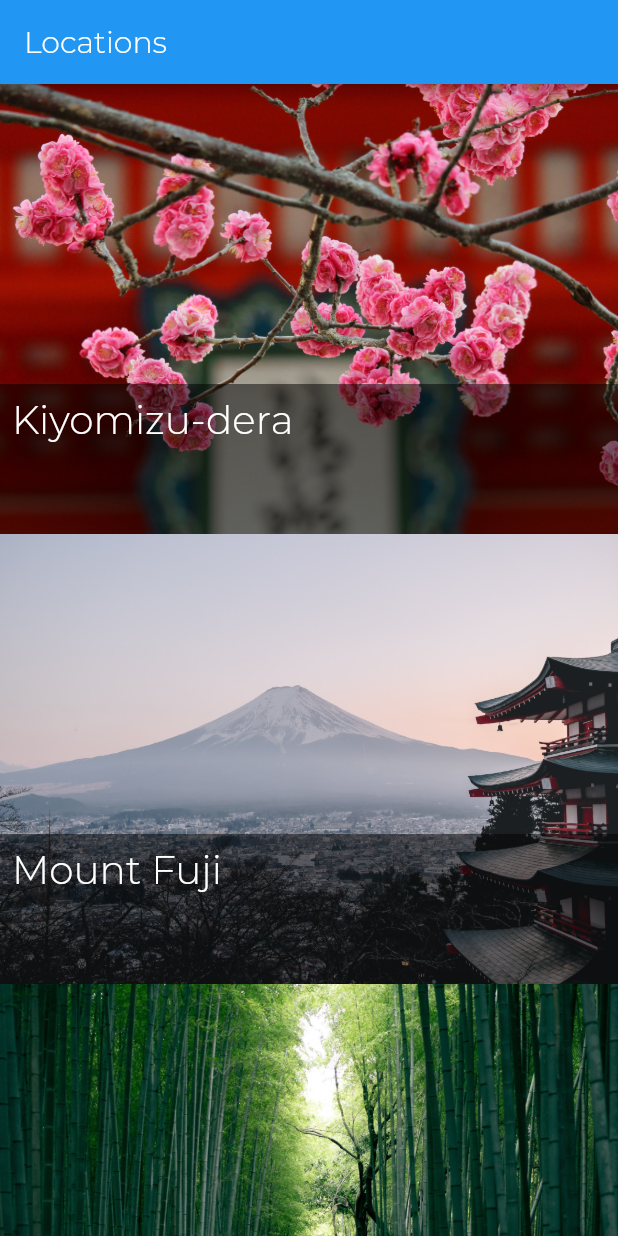
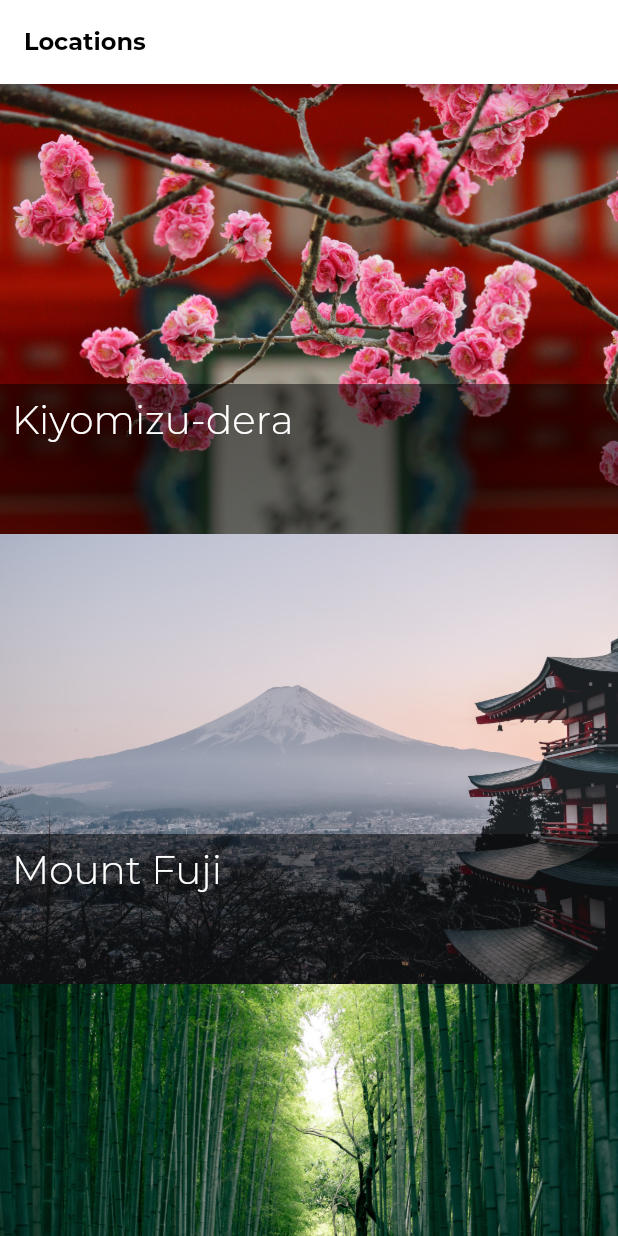
Before and after one commit to huynhtastic/tourism, a Flutter app: the screen it shows after launch, on a phone screen of 412 x 824 dp. Run offline on Flutter 3.47's test engine with Material 2 defaults, Android fonts, the phone set to English and light mode, and no system bars.

Commit message:
Change appbar styling

```diff
--- a/lib/app.dart
+++ b/lib/app.dart
@@ -16,6 +16,7 @@ class App extends StatelessWidget {
   ThemeData _theme() {
     return ThemeData(
       appBarTheme: AppBarTheme(
+        color: AppBarColor,
         textTheme: TextTheme(
           headline6: AppBarTextStyle,
         ),
--- a/lib/style.dart
+++ b/lib/style.dart
@@ -4,18 +4,20 @@ const LargeTextSize = 26.0;
 const MediumTextSize = 20.0;
 const BodyTextSize = 16.0;
 
-const String FontNameDefault = 'Montserrat';
+const FontNameDefault = 'Montserrat';
 
-const Color TextColorDark = Colors.black;
-const Color TextColorLight = Colors.white;
-const Color TextColorAccent = Colors.red;
-const Color TextColorFaint = Color.fromRGBO(125, 125, 125, 1.0);
+const TextColorDark = Colors.black;
+const TextColorLight = Colors.white;
+const TextColorAccent = Colors.red;
+const TextColorFaint = Color.fromRGBO(125, 125, 125, 1.0);
+
+const AppBarColor = Colors.white;
 
 const AppBarTextStyle = TextStyle(
   fontFamily: FontNameDefault,
-  fontWeight: FontWeight.w300,
-  fontSize: MediumTextSize,
-  color: Colors.white,
+  fontWeight: FontWeight.w600,
+  fontSize: BodyTextSize,
+  color: Colors.black,
 );
 
 const TitleTextStyle = TextStyle(
```
